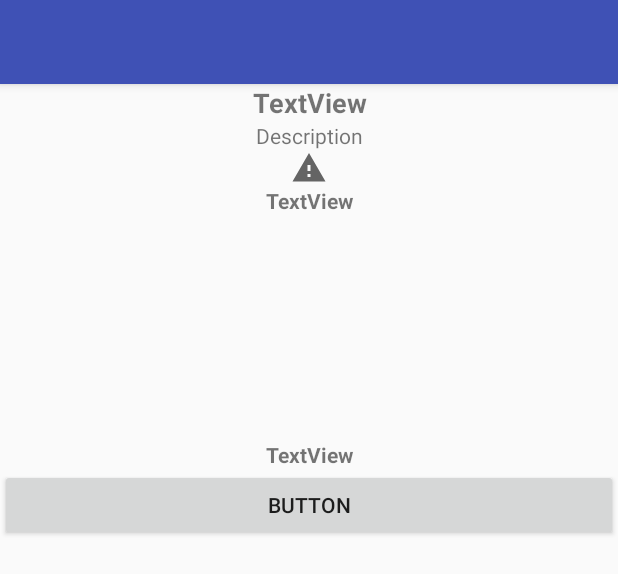
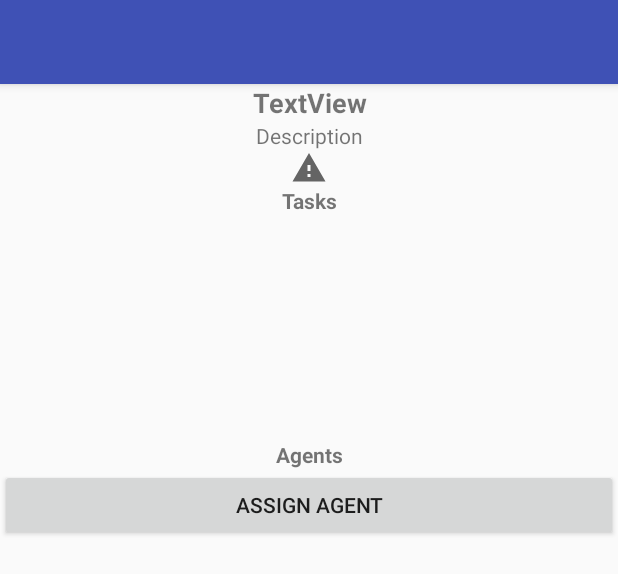
Before and after one commit to DexterHuang/RequestManagementProject, an Android app: the layout activity_request_detail.xml on its own in the app's theme, with its tools: preview values and no code run, on a phone screen of 412 x 824 dp. Shown: the top 574 px of the screen. Run offline under Robolectric (Android 15) with nearby library versions, the phone set to English and light mode, and no system bars.

Commit message:
Detail Request View

```diff
--- a/app/src/main/java/com/dexter/requestmanagement/MainActivity.java
+++ b/app/src/main/java/com/dexter/requestmanagement/MainActivity.java
@@ -11,7 +11,6 @@ import android.support.v4.widget.DrawerLayout;
 import android.support.v7.app.ActionBarDrawerToggle;
 import android.support.v7.app.AppCompatActivity;
 import android.support.v7.widget.Toolbar;
-import android.util.Log;
 import android.view.Menu;
 import android.view.MenuItem;
 import android.view.View;
@@ -65,14 +64,15 @@ public class MainActivity extends AppCompatActivity
         TextView emailTextView = (TextView) headerView.findViewById(R.id.emailTextView);
         String i = "TestingPotato@Gmail.com";
         try {
-            i = getIntent().getExtras().getString("ID");
+            if (getIntent().getExtras().containsKey("ID")) {
+                i = getIntent().getExtras().getString("ID");
+            }
         } catch (Exception e) {
         }
         if (i.equals("TestingPotato@Gmail.com")) {
             FirebaseAuth.getInstance().signInWithEmailAndPassword("admin@localhost.com", "123456789");
         }
         final String id = i;
-        Log.d("log", id);
         emailTextView.setText(id);
 
         mDatabase = FirebaseDatabase.getInstance().getReference();
--- a/app/src/main/res/layout/content_request_detail.xml
+++ b/app/src/main/res/layout/content_request_detail.xml
@@ -35,7 +35,7 @@
     <TextView
         android:layout_width="match_parent"
         android:layout_height="wrap_content"
-        android:text="TextView"
+        android:text="Tasks"
         android:textAlignment="center"
         android:textStyle="bold"
         tools:text="Tasks" />
@@ -48,7 +48,7 @@
     <TextView
         android:layout_width="match_parent"
         android:layout_height="wrap_content"
-        android:text="TextView"
+        android:text="Agents"
         android:textAlignment="center"
         android:textStyle="bold"
         tools:text="Agents" />
@@ -57,7 +57,7 @@
         android:id="@+id/AddAgentButton"
         android:layout_width="match_parent"
         android:layout_height="wrap_content"
-        android:text="Button"
+        android:text="Assign Agent"
         tools:text="Assign Agent" />
 
     <ListView
```
Also changed, not shown: app/src/main/java/com/dexter/requestmanagement/MakeRequestFragment.java (+3 -5 lines), app/src/main/java/com/dexter/requestmanagement/Models/Request.java (+8 -0 lines), app/src/main/java/com/dexter/requestmanagement/RequestDetailActivity.java (+40 -5 lines).
